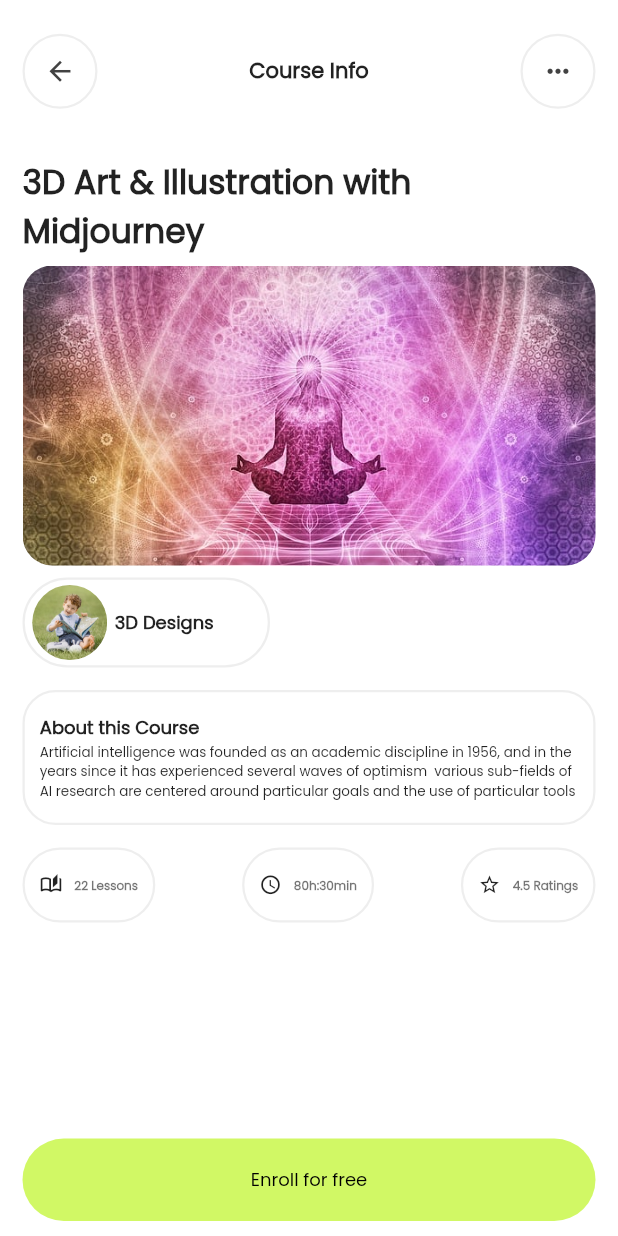
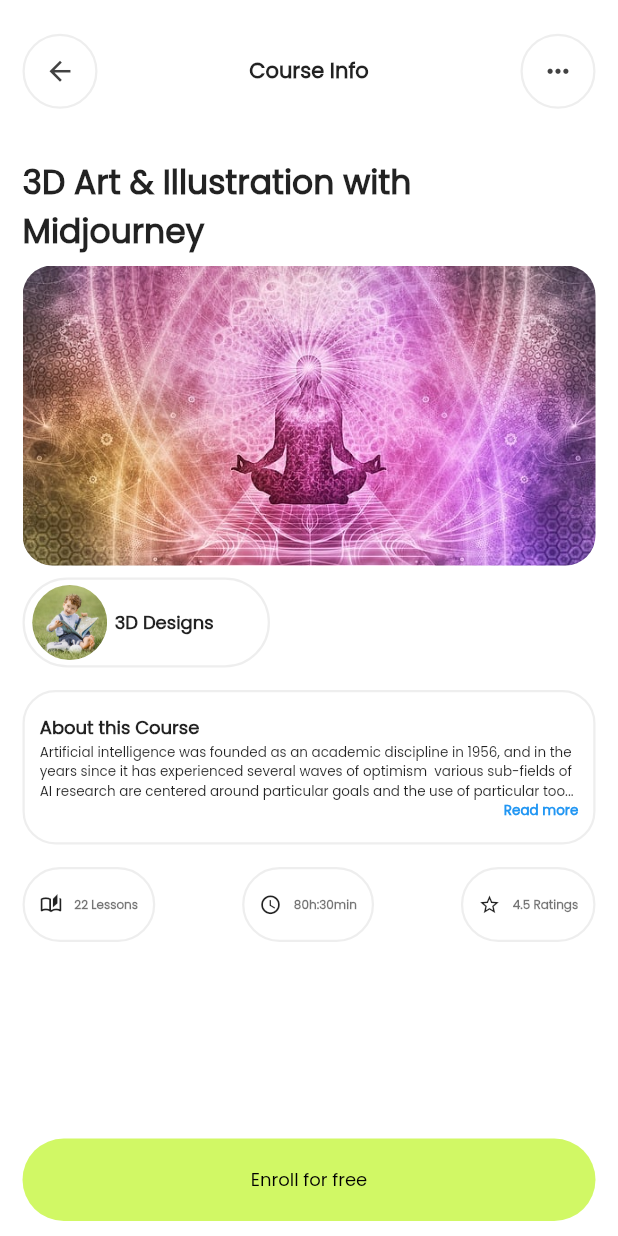
Before and after one commit to rasinchungath/behance-learning-app, a Flutter app: the screen it shows after launch, after a tap on "3D Designs", on a phone screen of 412 x 824 dp. Run offline on Flutter 3.47's test engine with Material 2 defaults, Android fonts, the phone set to English and light mode, and no system bars; our stand-ins replace get.

Commit message:
feature added

```diff
--- a/lib/constants/constants.dart
+++ b/lib/constants/constants.dart
@@ -31,4 +31,4 @@ const TextStyle kRatingTextStyle = TextStyle(
 );
 
 const text =
-    'Artificial intelligence was founded as an academic discipline in 1956, and in the years since it has experienced several waves of optimism  various sub-fields of AI research are centered around particular goals and the use of particular tools';
+    'Artificial intelligence was founded as an academic discipline in 1956, and in the years since it has experienced several waves of optimism  various sub-fields of AI research are centered around particular goals and the use of particular tools. Artificial intelligence was founded as an academic discipline in 1956, and in the years since it has experienced several waves of optimism  various sub-fields of AI research are centered around particular goals and the use of particular tools';
--- a/lib/controller/data_controller.dart
+++ b/lib/controller/data_controller.dart
@@ -7,7 +7,7 @@ import '../models/popular_cousre_model.dart';
 class DataController extends GetxController {
   List<DataModel> data = [
     DataModel(
-      userName: 'Abraham Koshy',
+      userName: 'Rasin Chungath',
       profieImage: 'assets/images/profile.jpg',
       id: 001,
       continueLearning: [
@@ -164,13 +164,13 @@ class DataController extends GetxController {
         PendingTask(
           image: 'assets/images/learning.png',
           subTitle: 'Introduction to UI/UX',
-          title: 'Travel Guide app Wire frame',
+          title: 'Travel Guide App Wire frame',
           date: 'Sat,8,2023',
         ),
         PendingTask(
           image: 'assets/images/learning3.jpg',
           subTitle: 'Artificial intelligence',
-          title: 'Wekcome to the world of AI',
+          title: 'Welcome to the world of AI',
           date: 'Tue,4,2020',
         ),
         PendingTask(
--- a/lib/view/enroll screen/enroll_screen.dart
+++ b/lib/view/enroll screen/enroll_screen.dart
@@ -92,6 +92,7 @@ class EnrollScreen extends StatelessWidget {
                   itemBuilder: (context, index) {
                     return WeekCard(
                       weeks: index,
+                      index: index,
                     );
                   },
                 ),
@@ -108,7 +109,7 @@ class EnrollScreen extends StatelessWidget {
                     title: continuelearning.topics[index].title,
                     subTitle: continuelearning.topics[index].subTitle,
                     videoCount: continuelearning.topics[index].videoCount,
-                    time:continuelearning.topics[index].time,
+                    time: continuelearning.topics[index].time,
                   );
                 },
               ),
--- a/lib/view/enroll screen/widgets/locked_courses.dart
+++ b/lib/view/enroll screen/widgets/locked_courses.dart
@@ -1,5 +1,4 @@
 import 'package:flutter/material.dart';
-import 'package:google_fonts/google_fonts.dart';
 
 class LockedCourses extends StatelessWidget {
   const LockedCourses({super.key, required this.text});
--- a/lib/view/home screen/widgets/star_icon.dart
+++ b/lib/view/home screen/widgets/star_icon.dart
@@ -1,5 +1,4 @@
 import 'package:flutter/material.dart';
-
 import '../../../constants/constants.dart';
 
 class StarIconsHorizontal extends StatelessWidget {
--- a/lib/view/learning_screen/widgets/about_course_container.dart
+++ b/lib/view/learning_screen/widgets/about_course_container.dart
@@ -1,5 +1,6 @@
 import 'package:flutter/material.dart';
 import '../../../constants/constants.dart';
+import 'read_more.dart';
 
 class AboutCourseContainer extends StatelessWidget {
   const AboutCourseContainer({super.key, required this.title, required this.description});
@@ -21,12 +22,7 @@ class AboutCourseContainer extends StatelessWidget {
               title,
               style: kCardTitleTextStyle,
             ),
-            Text(
-             description,
-              style: const TextStyle(
-                fontSize: 9,
-              ),
-            ),
+            DescriptionTextWidget(text: description,),
           ],
         ),
       ),
--- /dev/null
+++ b/lib/view/learning_screen/widgets/read_more.dart
@@ -0,0 +1,71 @@
+import 'package:flutter/material.dart';
+
+class DescriptionTextWidget extends StatefulWidget {
+  final String text;
+
+  const DescriptionTextWidget({required this.text});
+
+  @override
+  _DescriptionTextWidgetState createState() => _DescriptionTextWidgetState();
+}
+
+class _DescriptionTextWidgetState extends State<DescriptionTextWidget> {
+  String? firstHalf;
+  String? secondHalf;
+
+  bool flag = true;
+
+  @override
+  void initState() {
+    super.initState();
+
+    if (widget.text.length > 240) {
+      firstHalf = widget.text.substring(0, 240);
+      secondHalf = widget.text.substring(240, widget.text.length);
+    } else {
+      firstHalf = widget.text;
+      secondHalf = "";
+    }
+  }
+
+  @override
+  Widget build(BuildContext context) {
+    return secondHalf!.isEmpty
+        ? Text(
+            firstHalf!,
+            style: const TextStyle(
+              fontSize: 9,
+            ),
+          )
+        : Column(
+            children: <Widget>[
+              Text(
+                flag ? ('$firstHalf...') : (firstHalf! + secondHalf!),
+                style: const TextStyle(
+                  fontSize: 9,
+                ),
+              ),
+              InkWell(
+                child: Row(
+                  mainAxisAlignment: MainAxisAlignment.end,
+                  children: <Widget>[
+                    Text(
+                      flag ? "Read more" : "Read less",
+                      style: const TextStyle(
+                        color: Colors.blue,
+                        fontSize: 9,
+                        fontWeight: FontWeight.bold,
+                      ),
+                    ),
+                  ],
+                ),
+                onTap: () {
+                  setState(() {
+                    flag = !flag;
+                  });
+                },
+              ),
+            ],
+          );
+  }
+}
--- a/lib/widgets/custom_button.dart
+++ b/lib/widgets/custom_button.dart
@@ -1,5 +1,4 @@
 import 'package:flutter/material.dart';
-import 'package:google_fonts/google_fonts.dart';
 import '../constants/constants.dart';
 
 class CustomButton extends StatelessWidget {
@@ -31,12 +30,11 @@ class CustomButton extends StatelessWidget {
         onPressed: onpressed,
         child: Text(
           label,
-          style: GoogleFonts.poppins(
-            textStyle: const TextStyle(
+            style: const TextStyle(
               color: Colors.black,
               fontSize: 12,
               fontWeight: FontWeight.w500,
-            ),
+
           ),
         ),
       ),
--- a/pubspec.yaml
+++ b/pubspec.yaml
@@ -35,7 +35,6 @@ dependencies:
   # The following adds the Cupertino Icons font to your application.
   # Use with the CupertinoIcons class for iOS style icons.
   cupertino_icons: ^1.0.2
-  google_fonts: ^4.0.4
   get: ^4.6.5
 
 dev_dependencies:
```
Also changed, not shown: lib/models/learning_model.dart (+5 -6 lines), lib/models/popular_cousre_model.dart (+9 -8 lines), lib/view/enroll screen/widgets/courses_container.dart (+7 -8 lines), lib/view/enroll screen/widgets/week_card.dart (+6 -3 lines), lib/view/home screen/widgets/learning_card.dart (+4 -4 lines), pubspec.lock, 1 other file.
